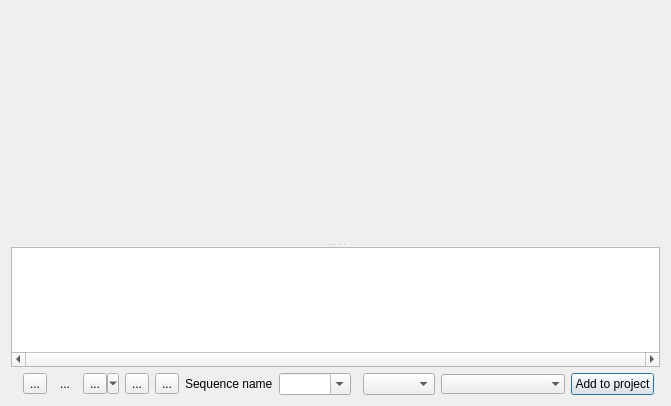
Above: src/widgets/stopmotion_ui.ui from KDE/kdenlive before the change. Below: the same form after it.
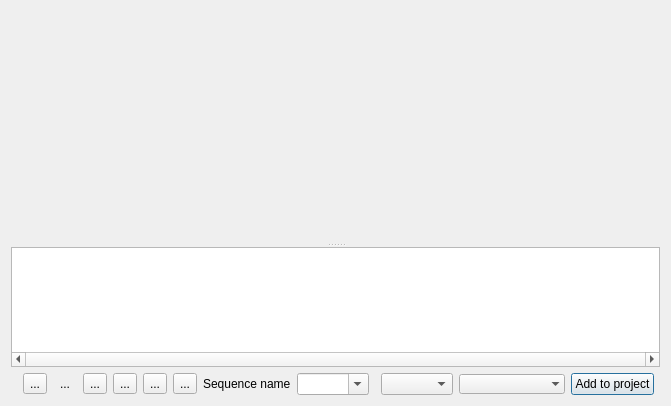
That is the form after the change. Custom widgets are drawn as their Qt base class.

Commit message: Stop motion widget: notify a few seconds before capturing frame in interval mode so that user can get ready before frame capture

Diff of the .ui file:
```diff
--- a/src/widgets/stopmotion_ui.ui
+++ b/src/widgets/stopmotion_ui.ui
@@ -14,7 +14,7 @@
    <string>Dialog</string>
   </property>
   <layout class="QGridLayout" name="gridLayout">
-   <item row="0" column="0" colspan="14">
+   <item row="0" column="0" colspan="15">
     <widget class="QSplitter" name="splitter">
      <property name="orientation">
       <enum>Qt::Vertical</enum>
@@ -67,7 +67,7 @@
      </widget>
     </widget>
    </item>
-   <item row="1" column="8">
+   <item row="1" column="9">
     <widget class="KComboBox" name="sequence_name">
      <property name="toolTip">
       <string>Sequence name</string>
@@ -77,7 +77,7 @@
      </property>
     </widget>
    </item>
-   <item row="1" column="10">
+   <item row="1" column="11">
     <widget class="KComboBox" name="capture_device">
      <property name="toolTip">
       <string>Capture device</string>
@@ -87,7 +87,7 @@
      </property>
     </widget>
    </item>
-   <item row="1" column="11">
+   <item row="1" column="12">
     <widget class="KComboBox" name="log_box">
      <property name="sizePolicy">
       <sizepolicy hsizetype="Expanding" vsizetype="Fixed">
@@ -103,14 +103,14 @@
      </property>
     </widget>
    </item>
-   <item row="1" column="12">
+   <item row="1" column="13">
     <widget class="QPushButton" name="button_addsequence">
      <property name="text">
       <string>Add to project</string>
      </property>
     </widget>
    </item>
-   <item row="1" column="6">
+   <item row="1" column="7">
     <widget class="QToolButton" name="preview_button">
      <property name="toolTip">
       <string>Preview sequence</string>
@@ -158,31 +158,38 @@
      </property>
     </widget>
    </item>
+   <item row="1" column="8">
+    <widget class="QLabel" name="label">
+     <property name="text">
+      <string>Sequence name</string>
+     </property>
+    </widget>
+   </item>
+   <item row="1" column="6">
+    <widget class="QToolButton" name="overlay_button">
+     <property name="text">
+      <string>...</string>
+     </property>
+    </widget>
+   </item>
+   <item row="1" column="5">
+    <widget class="QToolButton" name="capture_interval">
+     <property name="toolTip">
+      <string>Interval capture</string>
+     </property>
+     <property name="text">
+      <string>...</string>
+     </property>
+     <property name="checkable">
+      <bool>true</bool>
+     </property>
+    </widget>
+   </item>
    <item row="1" column="4">
     <widget class="QToolButton" name="capture_button">
      <property name="toolTip">
       <string>Capture frame</string>
      </property>
-     <property name="whatsThis">
-      <string/>
-     </property>
-     <property name="text">
-      <string>...</string>
-     </property>
-     <property name="popupMode">
-      <enum>QToolButton::MenuButtonPopup</enum>
-     </property>
-    </widget>
-   </item>
-   <item row="1" column="7">
-    <widget class="QLabel" name="label">
-     <property name="text">
-      <string>Sequence name</string>
-     </property>
-    </widget>
-   </item>
-   <item row="1" column="5">
-    <widget class="QToolButton" name="overlay_button">
      <property name="text">
       <string>...</string>
      </property>
```
The commit also changes 5 other files.
